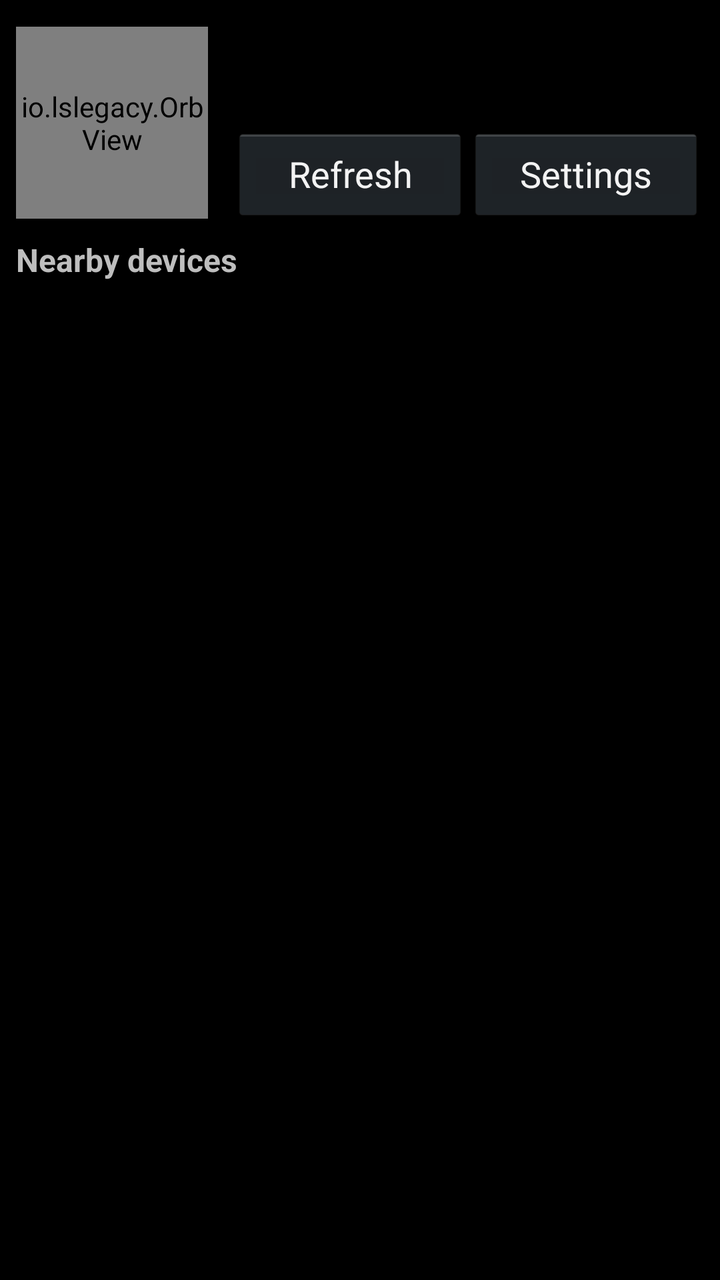
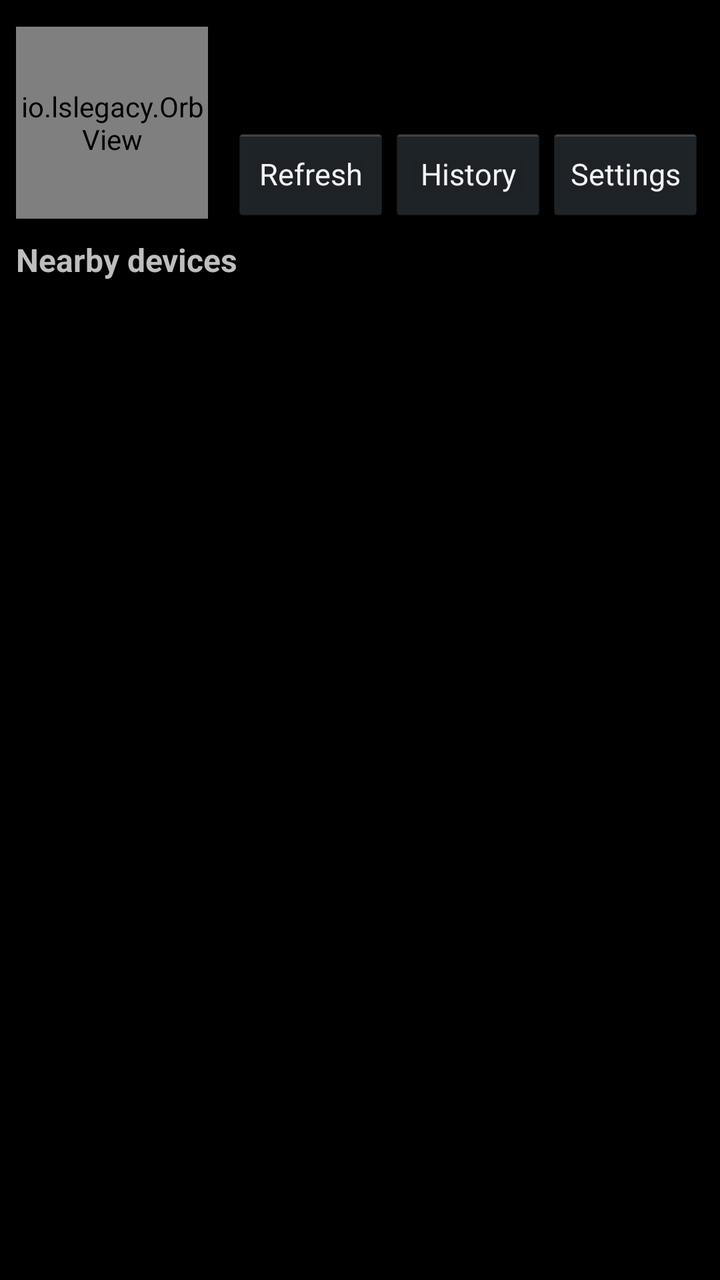

Screens rendered from an Android XML layout before and after an edit, with the pre-edit source and the edit as a unified diff.
<!-- AndroidManifest.xml: application theme AppTheme -->
<!-- res/layout/activity_main.xml -->
<?xml version="1.0" encoding="utf-8"?>
<LinearLayout xmlns:android="http://schemas.android.com/apk/res/android"
    android:layout_width="match_parent"
    android:layout_height="match_parent"
    android:orientation="vertical"
    android:padding="8dp">

    
    <LinearLayout
        android:layout_width="match_parent"
        android:layout_height="wrap_content"
        android:layout_marginTop="4dp"
        android:gravity="center_vertical"
        android:orientation="horizontal">

        <io.lslegacy.OrbView
            android:id="@+id/orb"
            android:layout_width="96dp"
            android:layout_height="96dp" />

        <LinearLayout
            android:layout_width="0dp"
            android:layout_height="wrap_content"
            android:layout_marginLeft="12dp"
            android:layout_weight="1"
            android:orientation="vertical">

            <TextView
                android:id="@+id/alias"
                android:layout_width="match_parent"
                android:layout_height="wrap_content"
                android:ellipsize="end"
                android:singleLine="true"
                android:textAppearance="?android:attr/textAppearanceLarge" />

            <TextView
                android:id="@+id/status"
                android:layout_width="match_parent"
                android:layout_height="wrap_content"
                android:singleLine="true"
                android:ellipsize="end"
                android:textColor="?android:attr/textColorSecondary"
                android:textSize="13sp" />

            <LinearLayout
                android:layout_width="match_parent"
                android:layout_height="wrap_content"
                android:layout_marginTop="4dp"
                android:orientation="horizontal">

                <Button
                    android:id="@+id/refresh"
                    android:layout_width="0dp"
                    android:layout_height="wrap_content"
                    android:layout_weight="1"
                    android:singleLine="true"
                    android:text="Refresh" />

                <Button
                    android:id="@+id/settings"
                    android:layout_width="0dp"
                    android:layout_height="wrap_content"
                    android:layout_weight="1"
                    android:singleLine="true"
                    android:text="Settings" />
            </LinearLayout>
        </LinearLayout>
    </LinearLayout>

    <include
        android:id="@+id/card_receive"
        layout="@layout/transfer_card" />

    <include
        android:id="@+id/card_send"
        layout="@layout/transfer_card" />

    <TextView
        android:id="@+id/shared"
        android:layout_width="match_parent"
        android:layout_height="wrap_content"
        android:layout_marginTop="6dp"
        android:background="#33FFCC00"
        android:padding="8dp"
        android:visibility="gone" />

    <TextView
        android:layout_width="match_parent"
        android:layout_height="wrap_content"
        android:layout_marginTop="8dp"
        android:text="Nearby devices"
        android:textSize="16sp"
        android:textStyle="bold" />

    <FrameLayout
        android:layout_width="match_parent"
        android:layout_height="0dp"
        android:layout_weight="1">

        <ListView
            android:id="@+id/devices"
            android:layout_width="match_parent"
            android:layout_height="match_parent" />

        <TextView
            android:id="@+id/empty"
            android:layout_width="match_parent"
            android:layout_height="match_parent"
            android:gravity="center"
            android:padding="16dp" />
    </FrameLayout>

    <TextView
        android:id="@+id/log"
        android:layout_width="match_parent"
        android:layout_height="wrap_content"
        android:maxLines="4"
        android:textSize="12sp" />
</LinearLayout>
<!-- res/layout/transfer_card.xml (included above) -->
<?xml version="1.0" encoding="utf-8"?>
<LinearLayout xmlns:android="http://schemas.android.com/apk/res/android"
    android:layout_width="match_parent"
    android:layout_height="wrap_content"
    android:layout_marginTop="6dp"
    android:background="#2233B5E5"
    android:orientation="vertical"
    android:paddingBottom="6dp"
    android:paddingLeft="8dp"
    android:paddingRight="8dp"
    android:paddingTop="4dp"
    android:visibility="gone">

    <LinearLayout
        android:layout_width="match_parent"
        android:layout_height="wrap_content"
        android:gravity="center_vertical"
        android:orientation="horizontal">

        <LinearLayout
            android:layout_width="0dp"
            android:layout_height="wrap_content"
            android:layout_weight="1"
            android:orientation="vertical">

            <TextView
                android:id="@+id/transfer_title"
                android:layout_width="match_parent"
                android:layout_height="wrap_content"
                android:ellipsize="end"
                android:singleLine="true"
                android:textSize="15sp"
                android:textStyle="bold" />

            <TextView
                android:id="@+id/transfer_file"
                android:layout_width="match_parent"
                android:layout_height="wrap_content"
                android:ellipsize="middle"
                android:singleLine="true"
                android:textSize="13sp" />
        </LinearLayout>

        <Button
            android:id="@+id/transfer_cancel"
            android:layout_width="wrap_content"
            android:layout_height="wrap_content"
            android:layout_marginLeft="4dp"
            android:singleLine="true"
            android:text="Cancel" />
    </LinearLayout>

    <LinearLayout
        android:layout_width="match_parent"
        android:layout_height="wrap_content"
        android:gravity="center_vertical"
        android:orientation="horizontal">

        <ProgressBar
            android:id="@+id/transfer_bar"
            style="?android:attr/progressBarStyleHorizontal"
            android:layout_width="0dp"
            android:layout_height="wrap_content"
            android:layout_weight="1"
            android:max="1000" />

        
        <TextView
            android:id="@+id/transfer_percent"
            android:layout_width="44dp"
            android:layout_height="wrap_content"
            android:gravity="right"
            android:singleLine="true"
            android:textSize="14sp"
            android:textStyle="bold" />
    </LinearLayout>

    <TextView
        android:id="@+id/transfer_detail"
        android:layout_width="match_parent"
        android:layout_height="wrap_content"
        android:ellipsize="end"
        android:singleLine="true"
        android:textColor="?android:attr/textColorSecondary"
        android:textSize="12sp" />
</LinearLayout>
<!-- resources referenced by this layout -->
<resources>
  <style name="AppTheme" parent="android:Theme.Black" />
</resources>

<!-- the commit's change to res/layout/activity_main.xml (unified diff, before → after) -->
@@ -54,7 +54,21 @@
                     android:layout_height="wrap_content"
                     android:layout_weight="1"
                     android:singleLine="true"
+                    android:paddingLeft="4dp"
+                    android:paddingRight="4dp"
+                    android:textSize="15sp"
                     android:text="Refresh" />
+
+                <Button
+                    android:id="@+id/history"
+                    android:layout_width="0dp"
+                    android:layout_height="wrap_content"
+                    android:layout_weight="1"
+                    android:singleLine="true"
+                    android:paddingLeft="4dp"
+                    android:paddingRight="4dp"
+                    android:textSize="15sp"
+                    android:text="History" />
 
                 <Button
                     android:id="@+id/settings"
@@ -62,6 +76,9 @@
                     android:layout_height="wrap_content"
                     android:layout_weight="1"
                     android:singleLine="true"
+                    android:paddingLeft="4dp"
+                    android:paddingRight="4dp"
+                    android:textSize="15sp"
                     android:text="Settings" />
             </LinearLayout>
         </LinearLayout>
